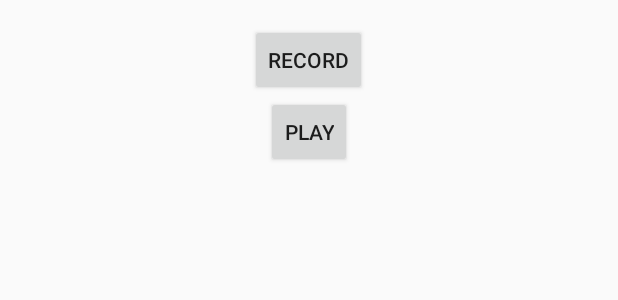
After one commit to flashspeak/flashspeak, an Android app: the layout fragment_record.xml on its own in the app's theme, with its tools: preview values and no code run, on a phone screen of 412 x 824 dp. The commit adds this screen. Shown: the top 300 px of the screen. Run offline under Robolectric (Android 15) with nearby library versions, the phone set to English and light mode, and no system bars.

Commit message:
Recorder is now working...

```diff
--- a/app/src/main/AndroidManifest.xml
+++ b/app/src/main/AndroidManifest.xml
@@ -1,6 +1,11 @@
 <?xml version="1.0" encoding="utf-8"?>
 <manifest xmlns:android="http://schemas.android.com/apk/res/android"
     package="uq.androidhack.flashspeak" >
+
+    <uses-permission android:name="android.permission.WRITE_EXTERNAL_STORAGE" />
+    <uses-permission android:name="android.permission.ACCESS_NETWORK_STATE" />
+    <uses-permission android:name="android.permission.INTERNET" />
+    <uses-permission android:name="android.permission.RECORD_AUDIO" />
 
     <application
         android:allowBackup="true"
--- a/app/src/main/java/uq/androidhack/flashspeak/NavigationDrawerFragment.java
+++ b/app/src/main/java/uq/androidhack/flashspeak/NavigationDrawerFragment.java
@@ -27,7 +27,7 @@ import android.widget.Toast;
  * See the <a href="https://developer.android.com/design/patterns/navigation-drawer.html#Interaction">
  * design guidelines</a> for a complete explanation of the behaviors implemented here.
  */
-public class NavigationDrawerFragment extends Fragment {
+public class NavigationDrawerFragment extends Fragment  {
 
     /**
      * Remember the position of the selected item.
@@ -234,10 +234,12 @@ public class NavigationDrawerFragment extends Fragment {
     public void onCreateOptionsMenu(Menu menu, MenuInflater inflater) {
         // If the drawer is open, show the global app actions in the action bar. See also
         // showGlobalContextActionBar, which controls the top-left area of the action bar.
+        /*
         if (mDrawerLayout != null && isDrawerOpen()) {
             inflater.inflate(R.menu.global, menu);
             showGlobalContextActionBar();
         }
+        */
         super.onCreateOptionsMenu(menu, inflater);
     }
 
--- /dev/null
+++ b/app/src/main/res/layout/fragment_record.xml
@@ -0,0 +1,26 @@
+<LinearLayout xmlns:android="http://schemas.android.com/apk/res/android"
+    xmlns:tools="http://schemas.android.com/tools" android:layout_width="match_parent"
+    android:layout_height="match_parent" android:paddingLeft="@dimen/activity_horizontal_margin"
+    android:paddingRight="@dimen/activity_horizontal_margin"
+    android:paddingTop="@dimen/activity_vertical_margin"
+    android:paddingBottom="@dimen/activity_vertical_margin"
+    tools:context="uq.androidhack.flashspeak.RecordFragment"
+    android:orientation="vertical">
+
+    <Button
+        style="?android:attr/buttonStyleSmall"
+        android:layout_width="wrap_content"
+        android:layout_height="wrap_content"
+        android:text="Record"
+        android:id="@+id/button_record"
+        android:layout_gravity="center_horizontal" />
+
+    <Button
+        style="?android:attr/buttonStyleSmall"
+        android:layout_width="wrap_content"
+        android:layout_height="wrap_content"
+        android:text="Play"
+        android:id="@+id/button_play"
+        android:layout_gravity="center_horizontal" />
+
+</LinearLayout>
--- /dev/null
+++ b/app/src/main/res/values/colors.xml
@@ -0,0 +1,5 @@
+<?xml version="1.0" encoding="utf-8"?>
+<resources>
+    <color name="primaryColorDark">#F57C00</color>
+    <color name="primaryColor">#FF9800</color>
+</resources>
--- a/app/src/main/res/values/strings.xml
+++ b/app/src/main/res/values/strings.xml
@@ -2,12 +2,13 @@
 <resources>
 
     <string name="app_name">FlashSpeak</string>
-    <string name="title_section1">Section 1</string>
+    <string name="title_section1">Record new trial</string>
     <string name="title_section2">Section 2</string>
     <string name="title_section3">Section 3</string>
     <string name="navigation_drawer_open">Open navigation drawer</string>
     <string name="navigation_drawer_close">Close navigation drawer</string>
     <string name="action_example">Example action</string>
     <string name="action_settings">Settings</string>
+    <string name="hello_blank_fragment">Hello blank fragment</string>
 
 </resources>
```
Also changed, not shown: app/src/main/java/uq/androidhack/flashspeak/MainActivity.java (+15 -3 lines), app/src/main/java/uq/androidhack/flashspeak/RecordFragment.java (added, +219 -0 lines), 1 other file.
